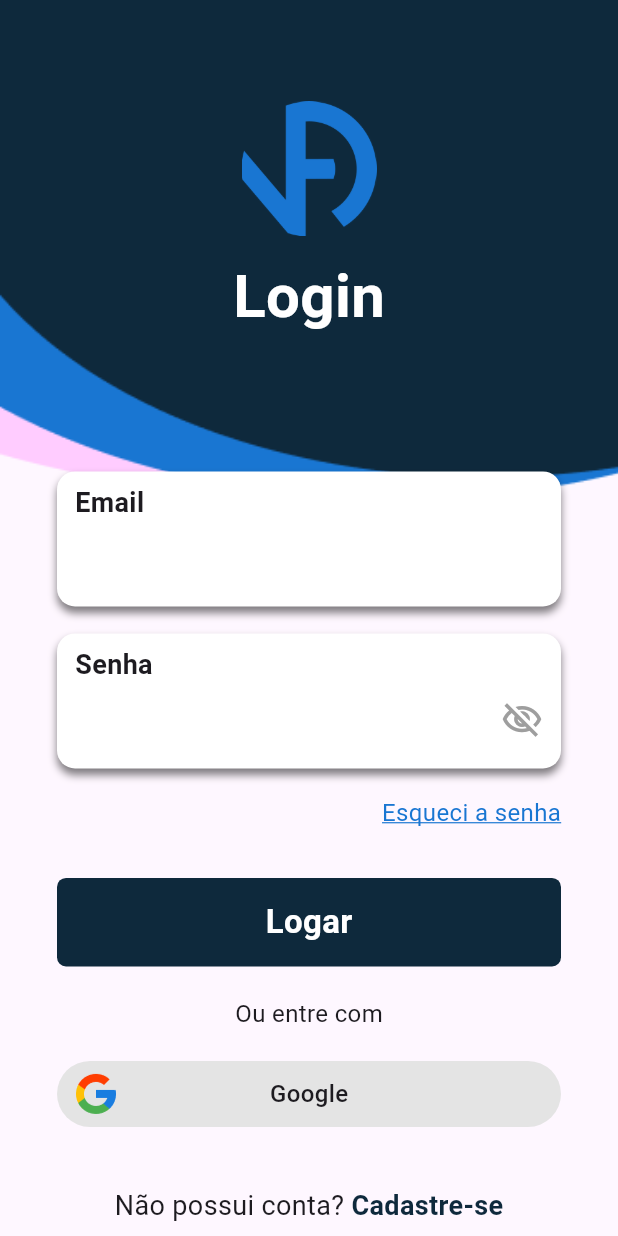
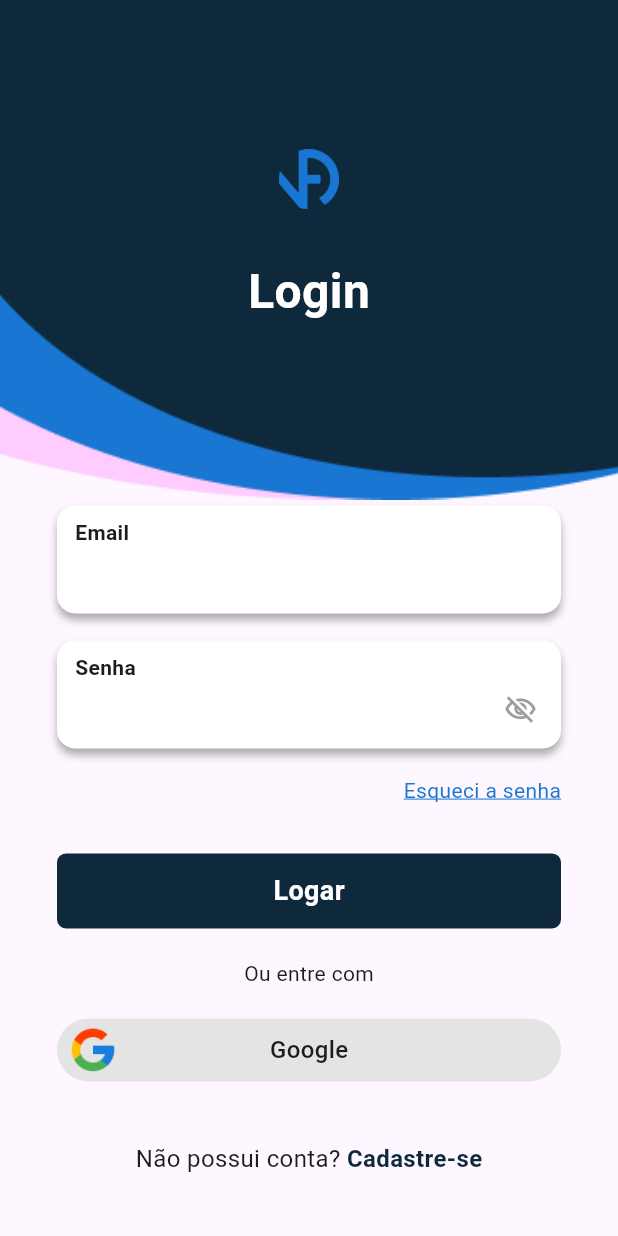
Before and after one commit to victorfidelis/prestador_de_servico, a Flutter app: the screen it shows after launch, on a phone screen of 412 x 824 dp. Run offline on Flutter 3.47's test engine with Material 3 defaults, Android fonts, the phone set to English and light mode, and no system bars.

```diff
--- a/prestador_de_servico/lib/app/app.dart
+++ b/prestador_de_servico/lib/app/app.dart
@@ -6,7 +6,7 @@ class App extends StatelessWidget {
 
   @override
   Widget build(BuildContext context) {
-    return const MaterialApp(
+    return MaterialApp(
       home: LoginView(),
     );
   }
--- a/prestador_de_servico/lib/app/views/login/login_view.dart
+++ b/prestador_de_servico/lib/app/views/login/login_view.dart
@@ -7,10 +7,14 @@ import 'package:prestador_de_servico/app/views/widgets/custom_link.dart';
 import 'package:prestador_de_servico/app/views/widgets/custom_text_field.dart';
 
 class LoginView extends StatelessWidget {
-  const LoginView({super.key});
+  LoginView({super.key});
+
+  FocusNode focusNodeEmail = FocusNode();
+  FocusNode focusNodePassword = FocusNode();
 
   @override
   Widget build(BuildContext context) {
+
     return Scaffold(
       body: SingleChildScrollView(
         child: Stack(
@@ -23,28 +27,31 @@ class LoginView extends StatelessWidget {
             Column(
               children: [
                 SizedBox(
-                  height: MediaQuery.of(context).size.height / 2.8,
+                  height: MediaQuery.of(context).size.height / 2.6,
                   child: const LoginHeader()
                 ),
                 const SizedBox(height: 20),
                 Container(
+                  height: 450,
                   padding: const EdgeInsets.symmetric(horizontal: 38),
                   child: Column(
                     mainAxisSize: MainAxisSize.min,
                     children: [
                       CustomTextField(
                         label: 'Email',
+                        focusNode: focusNodeEmail,
                       ),
                       const SizedBox(height: 18),
                       CustomTextField(
                         label: 'Senha',
+                        focusNode: focusNodePassword,
                         isPassword: true,
                       ),
                       const SizedBox(height: 18),
                       Row(
                         children: [
                           Expanded(child: Container()),
-                          CustomLink(
+                          const CustomLink(
                             label: 'Esqueci a senha',
                             undeline: true,
                           ),
@@ -56,7 +63,7 @@ class LoginView extends StatelessWidget {
                       const Text(
                         'Ou entre com',
                         style: TextStyle(
-                          fontSize: 16,
+                          fontSize: 14,
                         ),
                       ),
                       const SizedBox(height: 20),
--- a/prestador_de_servico/lib/app/views/login/widgets/login_google_button.dart
+++ b/prestador_de_servico/lib/app/views/login/widgets/login_google_button.dart
@@ -6,8 +6,8 @@ class LoginGoogleButton extends StatelessWidget {
   @override
   Widget build(BuildContext context) {
     return Container(
-      height: 44,
-      padding: const EdgeInsets.all(6),
+      height: 42,
+      padding: const EdgeInsets.all(4),
       decoration: const BoxDecoration(
           color: Color(0xffE4E4E4),
           borderRadius: BorderRadius.all(Radius.circular(30))),
--- a/prestador_de_servico/lib/app/views/login/widgets/login_header.dart
+++ b/prestador_de_servico/lib/app/views/login/widgets/login_header.dart
@@ -10,12 +10,12 @@ class LoginHeader extends StatelessWidget {
       children: [
         Image.asset(
           'assets/images/logo_var_1.png',
-          width: 90,
+          width: 40,
         ),
-        const SizedBox(height: 12),
+        const SizedBox(height: 32),
         const Text('Login',
             style: TextStyle(
-              fontSize: 40,
+              fontSize: 32,
               color: Colors.white,
               fontWeight: FontWeight.w700,
             ))
--- a/prestador_de_servico/lib/app/views/login/widgets/register_link.dart
+++ b/prestador_de_servico/lib/app/views/login/widgets/register_link.dart
@@ -11,7 +11,7 @@ class RegisterLink extends StatelessWidget {
         const Text(
           'Não possui conta? ',
           style: TextStyle(
-            fontSize: 18,
+            fontSize: 16,
           ),
         ),
         GestureDetector(
@@ -19,7 +19,7 @@ class RegisterLink extends StatelessWidget {
             'Cadastre-se',
             style: TextStyle(
               fontWeight: FontWeight.w700,
-              fontSize: 18,
+              fontSize: 16,
               color: Color(0xff0E293C),
             ),
           ),
--- a/prestador_de_servico/lib/app/views/widgets/custom_button.dart
+++ b/prestador_de_servico/lib/app/views/widgets/custom_button.dart
@@ -12,7 +12,7 @@ class CustomButton extends StatelessWidget {
   Widget build(BuildContext context) {
     return GestureDetector(
       child: Container(
-        padding: const EdgeInsets.symmetric(horizontal: 10, vertical: 14),
+        padding: const EdgeInsets.symmetric(horizontal: 10, vertical: 12),
         decoration: const BoxDecoration(
           color: Color(0xff0E293C),
           borderRadius: BorderRadius.all(Radius.circular(6)),
@@ -25,7 +25,7 @@ class CustomButton extends StatelessWidget {
               style: const TextStyle(
                 color: Colors.white,
                 fontWeight: FontWeight.w600,
-                fontSize: 22,
+                fontSize: 18,
               ),
             ),
           ],
--- a/prestador_de_servico/lib/app/views/widgets/custom_link.dart
+++ b/prestador_de_servico/lib/app/views/widgets/custom_link.dart
@@ -4,7 +4,7 @@ class CustomLink extends StatelessWidget {
   final String label;
   final bool undeline;
 
-  CustomLink({
+  const CustomLink({
     super.key,
     required this.label,
     this.undeline = false,
@@ -21,7 +21,7 @@ class CustomLink extends StatelessWidget {
       label,
       style: TextStyle(
         color: const Color(0xff1976D2),
-        fontSize: 16,
+        fontSize: 14,
         decoration: textDecoration,
         decorationColor: const Color(0xff1976D2),
       ),
--- a/prestador_de_servico/lib/app/views/widgets/custom_text_field.dart
+++ b/prestador_de_servico/lib/app/views/widgets/custom_text_field.dart
@@ -2,24 +2,26 @@ import 'package:flutter/material.dart';
 
 class CustomTextField extends StatelessWidget {
   final String label;
+  final FocusNode focusNode;
   final bool isPassword;
   final bool isEmail;
 
   CustomTextField({
     super.key,
     required this.label,
+    required this.focusNode,
     this.isPassword = false,
     this.isEmail = false,
   });
 
-  final FocusNode _node = FocusNode();
   ValueNotifier<bool> obscureText = ValueNotifier(true);
 
   @override
   Widget build(BuildContext context) {
+
     return GestureDetector(
       onTap: () {
-        _node.requestFocus();
+        focusNode.requestFocus();
       },
       child: Container(
         padding: const EdgeInsets.symmetric(horizontal: 12, vertical: 8),
@@ -28,7 +30,7 @@ class CustomTextField extends StatelessWidget {
             borderRadius: BorderRadius.all(Radius.circular(12)),
             boxShadow: [
               BoxShadow(
-                color: Color(0x80000000),
+                color: Color(0x50000000),
                 offset: Offset(0, 4),
                 blurStyle: BlurStyle.normal,
                 blurRadius: 4,
@@ -42,7 +44,7 @@ class CustomTextField extends StatelessWidget {
               label,
               style: const TextStyle(
                 fontWeight: FontWeight.w700,
-                fontSize: 18,
+                fontSize: 14,
               ),
             ),
             ListenableBuilder(
@@ -55,7 +57,7 @@ class CustomTextField extends StatelessWidget {
                     child: const Icon(
                       Icons.visibility_off_outlined,
                       color: Colors.grey,
-                      size: 28,
+                      size: 22,
                     ),
                   );
                 } else if (isPassword) {
@@ -64,7 +66,7 @@ class CustomTextField extends StatelessWidget {
                     child: const Icon(
                       Icons.visibility_outlined,
                       color: Colors.grey,
-                      size: 28,
+                      size: 22,
                     ),
                   );
                 }
@@ -74,18 +76,23 @@ class CustomTextField extends StatelessWidget {
                   children: [
                     Expanded(
                       child: TextField(
-                        focusNode: _node,
+                        focusNode: focusNode,
                         decoration: const InputDecoration(
                           border: InputBorder.none,
+                          isDense: true,
+                          contentPadding: EdgeInsets.symmetric(vertical: 6)
                         ),
                         style: const TextStyle(
-                          fontSize: 18,
+                          fontSize: 16,
                         ),
                         obscureText: isPassword && obscureText.value,
                         keyboardType: TextInputType.emailAddress,
                       ),
                     ),
-                    suffixIcon,
+                    Padding(
+                      padding: const EdgeInsets.symmetric(horizontal: 4),
+                      child: suffixIcon,
+                    ),
                   ],
                 );
               },
```
Also changed, not shown: 4 other files.
